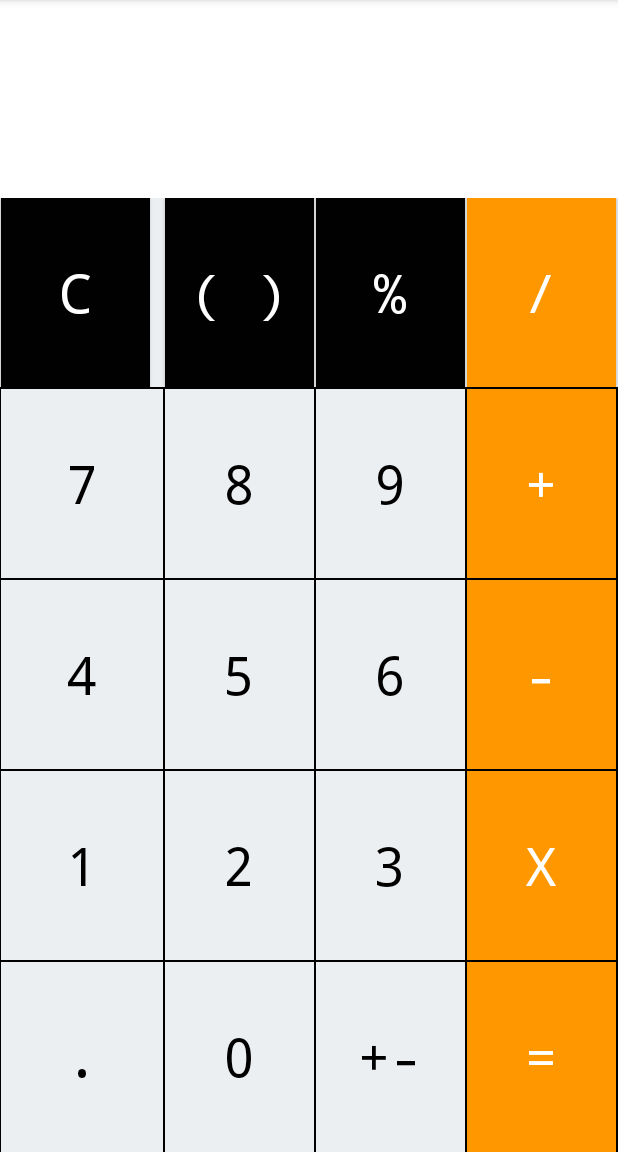
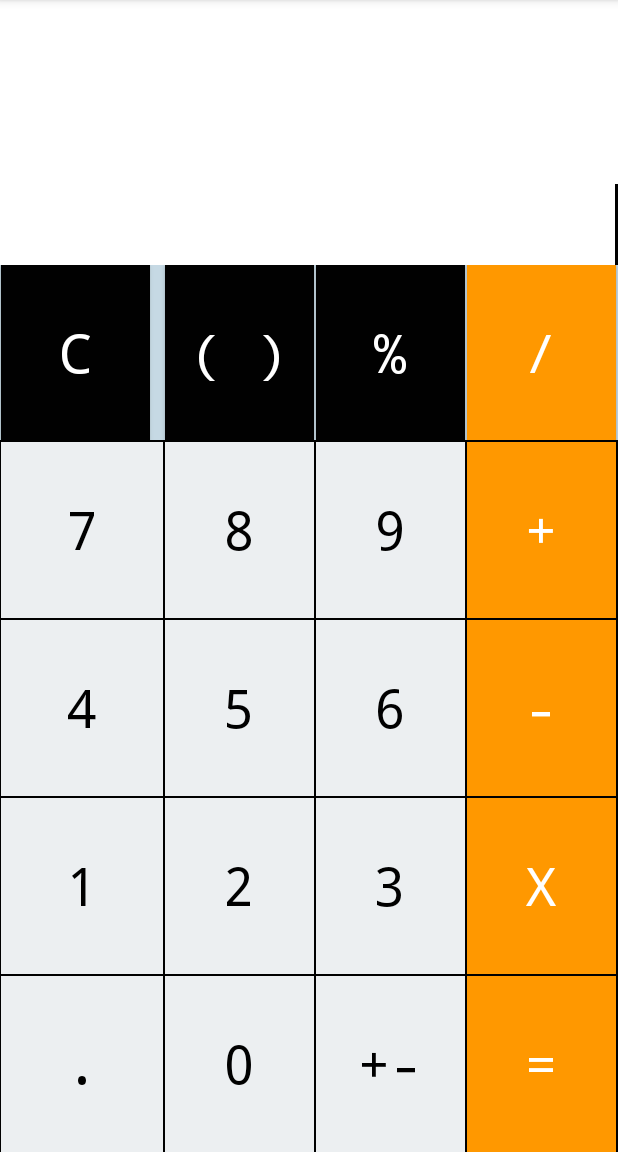
Before and after one commit to jithinKg2021/calcluator, an Android app: the screen it shows after launch (MainActivity), on a phone screen of 412 x 824 dp, the part 84-1236 px from its top. Run offline under Robolectric (Android 15) with nearby library versions, the phone set to English and light mode, and no system bars.

Commit message:
Add functionalities completed

```diff
--- a/app/src/main/res/layout/activity_main.xml
+++ b/app/src/main/res/layout/activity_main.xml
@@ -11,11 +11,13 @@
 
     <TableRow
      android:layout_width="fill_parent"
-        android:gravity="center_horizontal"
+        android:layout_height="wrap_content"
+        android:gravity="center"
         android:layout_weight="20"
         android:background="#FFFFFF"
         >
-<TextView
+
+        <TextView
     android:id="@+id/textView1"
     android:layout_width="fill_parent"
     android:layout_height="wrap_content"
@@ -27,12 +29,27 @@
 
     />
 
+
+
     </TableRow>
+    <TableRow>
+    <TextView
+        android:id="@+id/textView2"
+        android:layout_width="fill_parent"
+        android:layout_height="wrap_content"
+        android:gravity="right"
+        android:layout_span="4"
+        android:background="#FFFFFF"
+        android:textSize="40dp"
+        android:typeface="monospace"
+        android:textColor="#000"/>
+    </TableRow>
+    <!--numbers-->
     <TableRow
         android:layout_width="fill_parent"
         android:layout_height="wrap_content"
         android:gravity="center"
-        android:background="#ECEFF1"
+        android:background="#C6D9E4"
         android:layout_weight="20"
             >
 
```
Also changed, not shown: app/src/main/java/com/example/calculator/MainActivity.java (+68 -4 lines).
